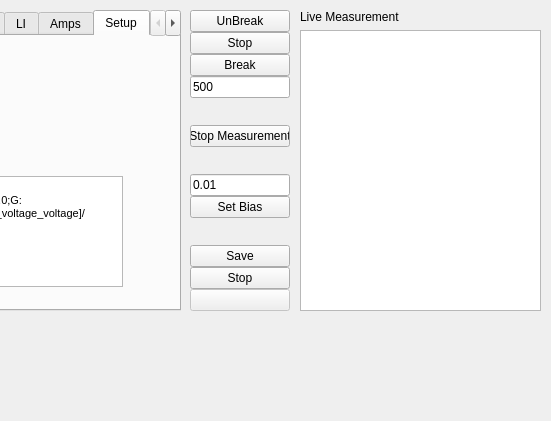
This is gui_andreev.ui in konchris/andreev as Qt 5 draws it before an edit; both pictures show x 390 to 941 and y 0 to 421 of the 941 by 801 pixel window. The edited form follows.
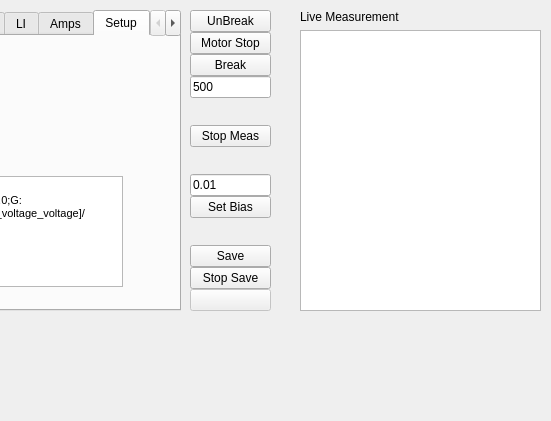
This is the edited form. Custom widgets are drawn as their Qt base class.

Patch:
```diff
--- a/gui_andreev.ui
+++ b/gui_andreev.ui
@@ -3661,7 +3661,7 @@
      <rect>
       <x>580</x>
       <y>10</y>
-      <width>100</width>
+      <width>81</width>
       <height>301</height>
      </rect>
     </property>
@@ -3688,7 +3688,7 @@
      <item>
       <widget class="QPushButton" name="btnStop">
        <property name="text">
-        <string>Stop</string>
+        <string>Motor Stop</string>
        </property>
       </widget>
      </item>
@@ -3722,7 +3722,7 @@
      <item>
       <widget class="QPushButton" name="btnMeasurementStop">
        <property name="text">
-        <string>Stop Measurement</string>
+        <string>Stop Meas</string>
        </property>
       </widget>
      </item>
@@ -3776,7 +3776,7 @@
      <item>
       <widget class="QPushButton" name="btnSaveStop">
        <property name="text">
-        <string>Stop</string>
+        <string>Stop Save</string>
        </property>
       </widget>
      </item>
```
